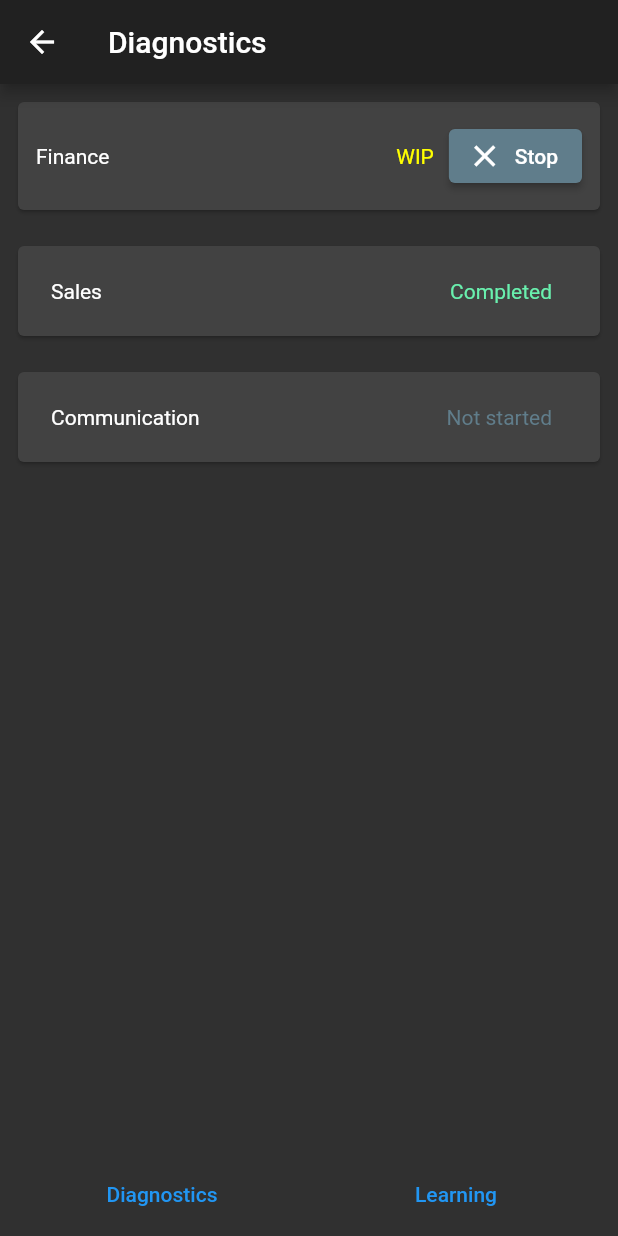
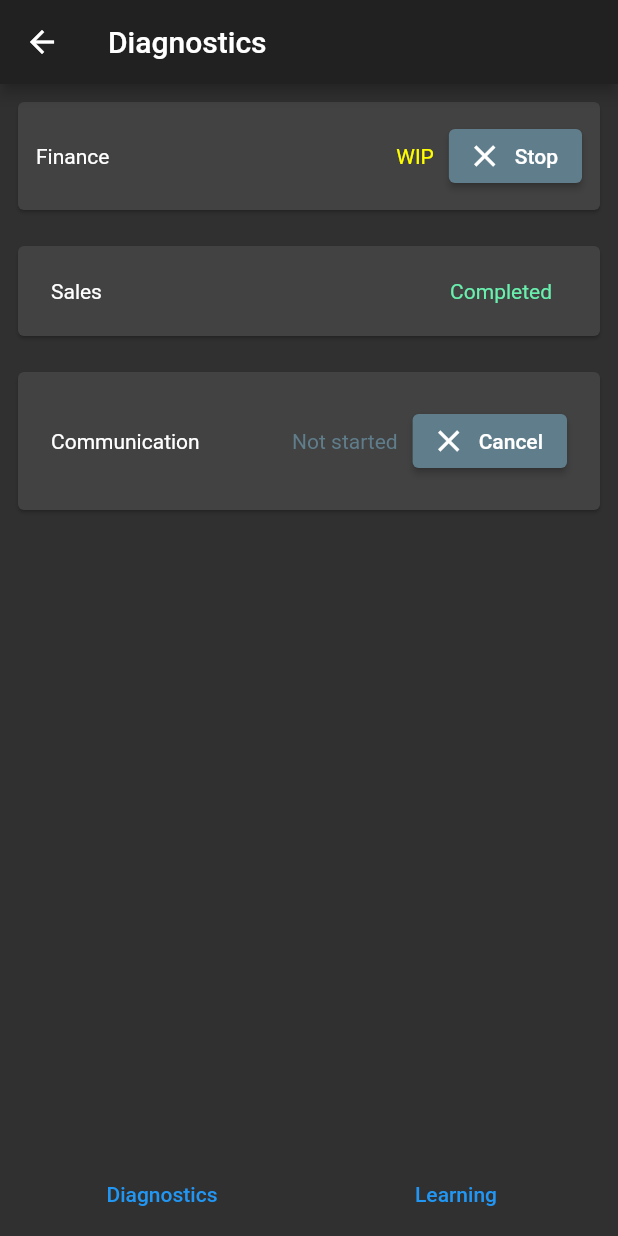
Before and after one commit to brimatechgit/sankofa_sme_exec, a Flutter app: the DiagnosticsPage screen opened directly, on a phone screen of 412 x 824 dp. Run offline on Flutter 3.47's test engine with Material 2 defaults, Android fonts, the phone set to English and light mode, and no system bars; our stand-ins replace cloud_firestore, firebase_core; missing offline and left inert: filter_list; accounts and stored records are empty.

Commit message:
cancel button!

```diff
--- a/lib/screens/diagnosticsPage.dart
+++ b/lib/screens/diagnosticsPage.dart
@@ -105,10 +105,11 @@ class _DiagnosticsPageState extends State<DiagnosticsPage> {
                                   Text('Not started',
                                       style: TextStyle(color: Colors.blueGrey)),
                                   SizedBox(width: 10.0),
-                                  // ElevatedButton.icon(
-                                  //     onPressed: () {},
-                                  //     icon: Icon(Icons.close),
-                                  //     label: Text('Stop'))
+                                  ElevatedButton.icon(
+                                    style: ElevatedButton.styleFrom(primary: Colors.blueGrey),
+                                      onPressed: () {},
+                                      icon: Icon(Icons.close),
+                                      label: Text('Cancel'))
                                 ],
                               ),
                             )),
```
